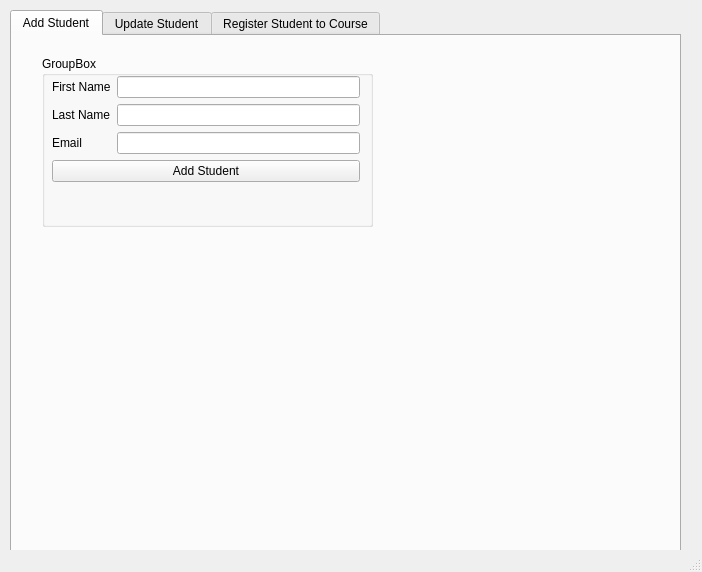
First picture: the form in home.ui, repository pranjalcna/PyQtMySQL, before the edit.
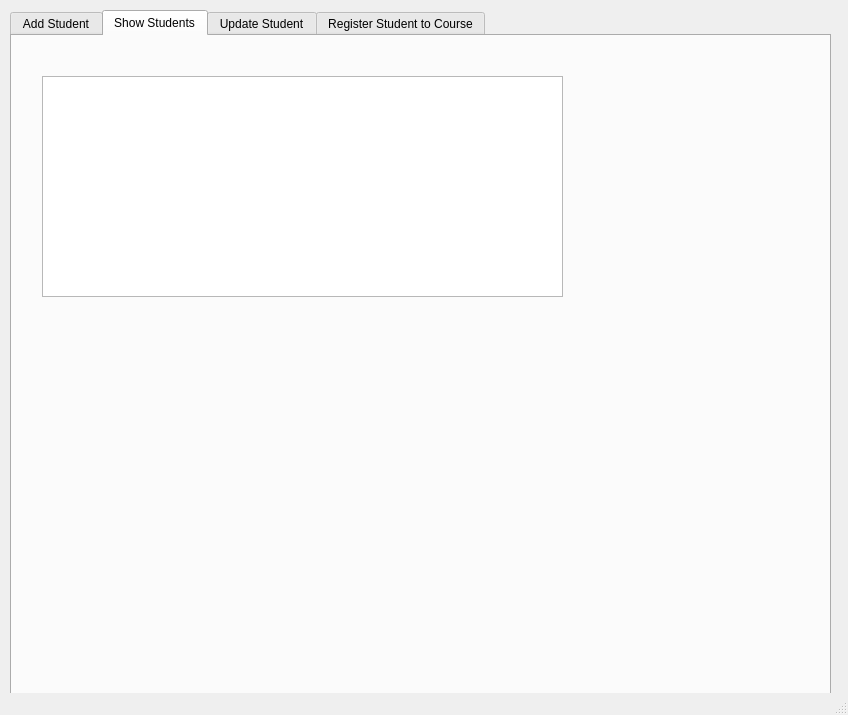
Second picture: the form after the edit.

Commit message: add show students

What changed in the file:
```diff
--- a/home.ui
+++ b/home.ui
@@ -6,8 +6,8 @@
    <rect>
     <x>0</x>
     <y>0</y>
-    <width>702</width>
-    <height>572</height>
+    <width>848</width>
+    <height>715</height>
    </rect>
   </property>
   <property name="windowTitle">
@@ -19,12 +19,12 @@
      <rect>
       <x>10</x>
       <y>10</y>
-      <width>671</width>
-      <height>551</height>
+      <width>821</width>
+      <height>691</height>
      </rect>
     </property>
     <property name="currentIndex">
-     <number>0</number>
+     <number>1</number>
     </property>
     <widget class="QWidget" name="tab">
      <attribute name="title">
@@ -113,6 +113,21 @@
       </widget>
      </widget>
     </widget>
+    <widget class="QWidget" name="tab_4">
+     <attribute name="title">
+      <string>Show Students</string>
+     </attribute>
+     <widget class="QTableWidget" name="tblAllStudents">
+      <property name="geometry">
+       <rect>
+        <x>30</x>
+        <y>40</y>
+        <width>521</width>
+        <height>221</height>
+       </rect>
+      </property>
+     </widget>
+    </widget>
     <widget class="QWidget" name="tab_2">
      <attribute name="title">
       <string>Update Student</string>
```
The commit also changes 2 other files.
